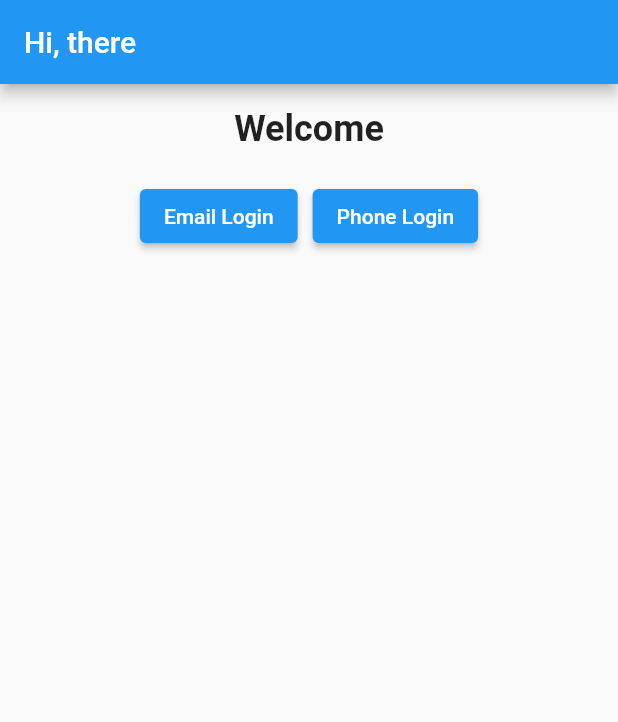
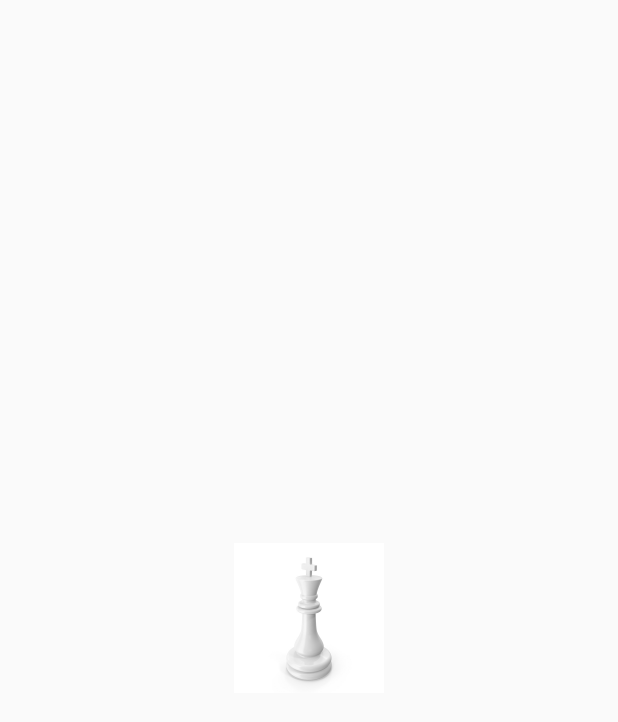
Before and after one commit to abhijith-dot99/Chess-game, a Flutter app: the first screen one second after launch, on a phone screen of 412 x 824 dp. Shown: the top 722 px of the screen. Run offline on Flutter 3.47's test engine with Material 2 defaults, Android fonts, the light colour scheme and no system bars; our stand-ins replace firebase_auth, firebase_core; missing offline and left inert: chess; accounts and stored records are empty.

Commit message:
splash screen added

```diff
--- a/mychessapp/lib/main.dart
+++ b/mychessapp/lib/main.dart
@@ -2,6 +2,7 @@ import 'package:firebase_core/firebase_core.dart';
 import 'package:flutter/material.dart';
 import 'package:chess/chess.dart' as chess;
 import 'package:mychessapp/widget_tree.dart';
+import 'package:mychessapp/splash.dart';
 
 
 // void main() => runApp(ChessApp());
@@ -20,7 +21,8 @@ class ChessApp extends StatelessWidget {
     return MaterialApp(
       title: 'Chess Game',
       theme: ThemeData(primarySwatch: Colors.blue),
-      home: const WidgetTree(),
+      // home: const WidgetTree(),
+       home: ChessSplashScreen(),
       // home: const ChessBoard(),
       debugShowCheckedModeBanner: false,
     );
--- a/mychessapp/lib/pages/login_register_page.dart
+++ b/mychessapp/lib/pages/login_register_page.dart
@@ -2,7 +2,10 @@ import 'package:flutter/material.dart';
 import 'package:firebase_auth/firebase_auth.dart';
 
 class LoginRegisterPage extends StatefulWidget {
+  const LoginRegisterPage({super.key});
+
   @override
+  // ignore: library_private_types_in_public_api
   _LoginRegisterPageState createState() => _LoginRegisterPageState();
 }
 
@@ -139,7 +142,7 @@ class _LoginRegisterPageState extends State<LoginRegisterPage> {
               showInputFields = true;
             });
           },
-          child: Text('Phone Login'),
+          child: const Text('Phone Login'),
         ),
       ],
     );
@@ -149,7 +152,7 @@ class _LoginRegisterPageState extends State<LoginRegisterPage> {
   Widget build(BuildContext context) {
     return Scaffold(
       appBar: AppBar(
-        title: Text("Hi, there"),
+        title: const Text("Hi, there"),
       ),
       body: Padding(
         padding: const EdgeInsets.all(16.0),
@@ -177,7 +180,7 @@ class _LoginRegisterPageState extends State<LoginRegisterPage> {
                 ] else ...[
                   entryField('Phone Number', phoneController, false, bottomPadding: 20),
                   if (_verificationId.isNotEmpty)
-                    entryField('OTP', otpController, false, bottomPadding: 0),
+                    entryField('OTP', otpController, false, bottomPadding: 20),
                   if (_verificationId.isEmpty)
                     submitButton('Send OTP', verifyPhoneNumber),
                   if (_verificationId.isNotEmpty)
@@ -187,7 +190,7 @@ class _LoginRegisterPageState extends State<LoginRegisterPage> {
               if (errorMessage.isNotEmpty)
                 Text(
                   errorMessage,
-                  style: TextStyle(color: Colors.red),
+                  style: const TextStyle(color: Colors.red),
                   textAlign: TextAlign.center,
                 ),
             ],
--- /dev/null
+++ b/mychessapp/lib/splash.dart
@@ -0,0 +1,51 @@
+import 'package:flutter/material.dart';
+// import 'pages/login_register_page.dart';
+import 'dart:async';
+import 'widget_tree.dart'; // Make sure this import points to your WidgetTree file
+
+class ChessSplashScreen extends StatefulWidget {
+  @override
+  _ChessSplashScreenState createState() => _ChessSplashScreenState();
+}
+
+class _ChessSplashScreenState extends State<ChessSplashScreen> {
+  double _iconOpacity = 0.0;
+
+  @override
+  void initState() {
+    super.initState();
+
+    // Start the icon fade-in animation after a delay
+    Timer(Duration(seconds: 1), () {
+      setState(() {
+        _iconOpacity = 1.0; // Fade in the icon
+      });
+    });
+
+    // Navigate to the main content after some delay
+    Future.delayed(Duration(seconds: 4), () {
+      Navigator.of(context).pushReplacement(
+        MaterialPageRoute(builder: (context) => WidgetTree()),
+      );
+    });
+  }
+
+  @override
+  Widget build(BuildContext context) {
+    return Scaffold(
+      body: Center(
+        child: Stack(
+          alignment: Alignment.center,
+          children: [
+            Image.asset('assets/king.jpg', width: 100, height: 100),
+            AnimatedOpacity(
+              opacity: _iconOpacity,
+              duration: Duration(seconds: 2),
+              child: Image.asset('assets/location.jpg', width: 40, height: 40),
+            ),
+          ],
+        ),
+      ),
+    );
+  }
+}
--- a/mychessapp/lib/widget_tree.dart
+++ b/mychessapp/lib/widget_tree.dart
@@ -18,7 +18,7 @@ class WidgetTree extends StatelessWidget {
             // return const HomePage();
             return const ChessBoard();
           } else {
-            return LoginRegisterPage(); // No user is logged in, show LoginPage
+            return const LoginRegisterPage(); // No user is logged in, show LoginPage
           }
         }
 
```
Also changed, not shown: mychessapp/lib/auth.dart (+6 -2 lines), mychessapp/pubspec.yaml (+4 -3 lines), mychessapp/assets/king.jpg (added), mychessapp/assets/location.jpg (added), 1 other file.
